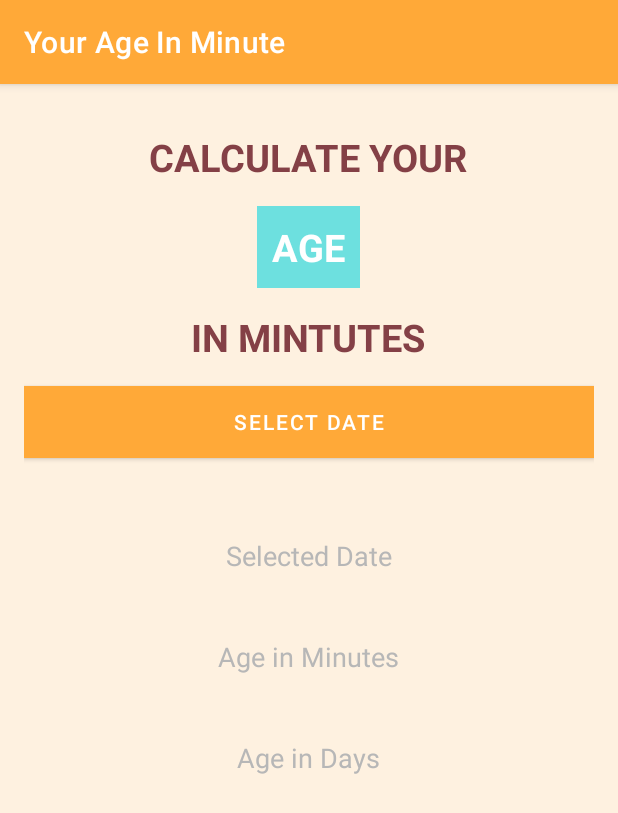
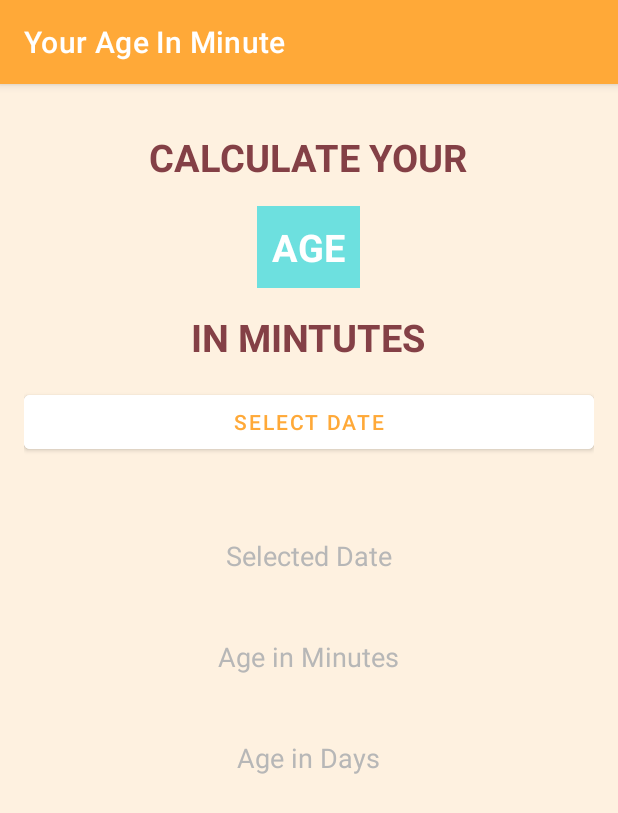
Before and after one commit to nayangupta10/AgeInMinutes, an Android app: the screen it shows after launch (MainActivity), on a phone screen of 412 x 824 dp. Shown: the top 813 px of the screen. Run offline under Robolectric (Android 15) with nearby library versions, the phone set to English and light mode, and no system bars.

Commit message:
update button backgroundtintcolor

```diff
--- a/app/src/main/res/layout/activity_main.xml
+++ b/app/src/main/res/layout/activity_main.xml
@@ -44,10 +44,10 @@
         android:layout_width="match_parent"
         android:layout_height="wrap_content"
         android:layout_marginTop="15dp"
-        android:background="@color/white"
         android:text="Select Date"
         android:textAllCaps="true"
-        android:textColor="@color/white" />
+        android:backgroundTint="@color/white"
+        android:textColor="@color/colorPrimary" />
 
     <TextView
         android:id="@+id/tvSelectedDate"
```
